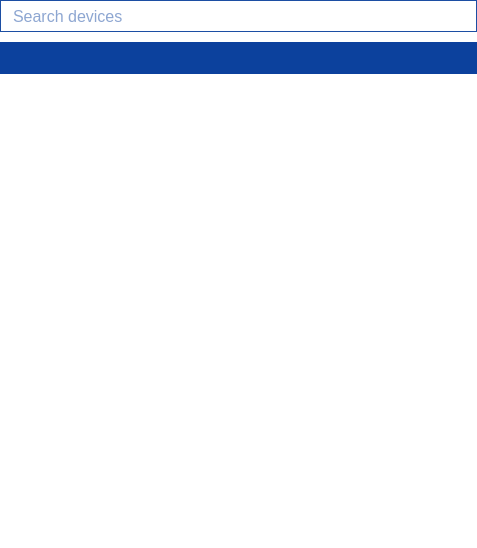
Before: the Qt Designer form parsec/core/gui/forms/devices_widget.ui in Scille/parsec-cloud, drawn with Qt 5.
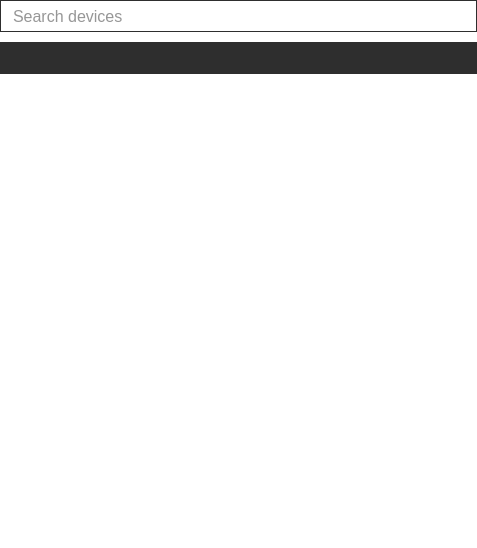
After: the same form once the commit is applied. Icons and pictures are not drawn.

Commit message: [GUI] Changed pages colors

```diff
--- a/parsec/core/gui/forms/devices_widget.ui
+++ b/parsec/core/gui/forms/devices_widget.ui
@@ -57,9 +57,9 @@
         <string notr="true">background-image: url(:/icons/images/icons/search.png);
 background-repeat: no-repeat;
 background-position: right;
-border: 1px solid rgb(28, 78, 163);
+border: 1px solid rgb(46, 46, 46);
 padding-left: 10px;
-color: rgb(28, 78, 163);</string>
+color: rgb(46, 46, 46);</string>
        </property>
        <property name="placeholderText">
         <string>Search devices</string>
@@ -87,7 +87,7 @@
        <property name="styleSheet">
         <string notr="true">QPushButton#pushButton_4
 {
-background-color: rgb(12, 65, 157);
+background-color: rgb(46, 46, 46);
 border: 0;
 }</string>
        </property>
```
The commit also changes 3 other files.
